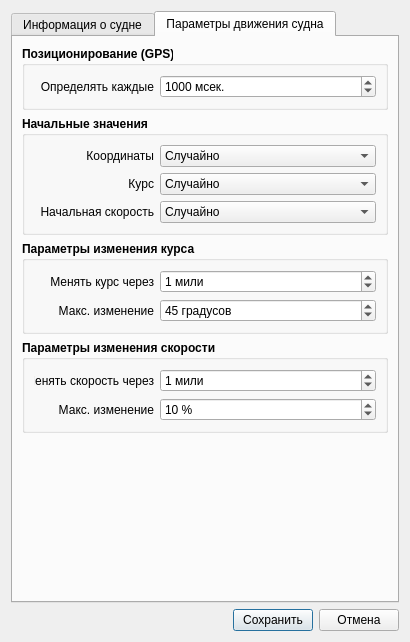
Before: the Qt Designer form Emulator/sv_vesseleditor.ui in breton75/R-Card, drawn with Qt 5.
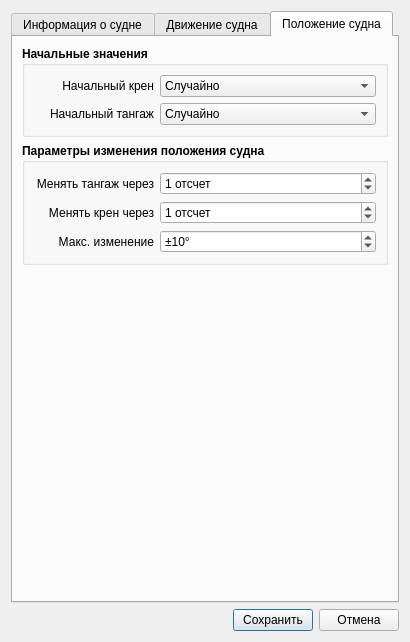
After: the same form once the commit is applied. The open tabs and pages were chosen to show the change.

```diff
--- a/Emulator/sv_vesseleditor.ui
+++ b/Emulator/sv_vesseleditor.ui
@@ -1067,9 +1067,9 @@
      </widget>
      <widget class="QWidget" name="tabMotionParams">
       <attribute name="title">
-       <string>Параметры движения судна</string>
+       <string>Движение судна</string>
       </attribute>
-      <layout class="QVBoxLayout" name="verticalLayout_4">
+      <layout class="QVBoxLayout" name="verticalLayout_11">
        <item>
         <widget class="QGroupBox" name="groupBox_8">
          <property name="font">
@@ -1105,7 +1105,7 @@
                </font>
               </property>
               <property name="text">
-               <string>Определять каждые</string>
+               <string>Отсчет каждые</string>
               </property>
               <property name="alignment">
                <set>Qt::AlignRight|Qt::AlignTrailing|Qt::AlignVCenter</set>
@@ -1287,7 +1287,7 @@
                </font>
               </property>
               <property name="text">
-               <string>Начальная скорость</string>
+               <string>Скорость</string>
               </property>
               <property name="alignment">
                <set>Qt::AlignRight|Qt::AlignTrailing|Qt::AlignVCenter</set>
@@ -1427,7 +1427,10 @@
                </font>
               </property>
               <property name="suffix">
-               <string> градусов</string>
+               <string>°</string>
+              </property>
+              <property name="prefix">
+               <string>±</string>
               </property>
               <property name="maximum">
                <number>359</number>
@@ -1546,6 +1549,9 @@
               <property name="suffix">
                <string> %</string>
               </property>
+              <property name="prefix">
+               <string>±</string>
+              </property>
               <property name="maximum">
                <number>359</number>
               </property>
@@ -1574,6 +1580,328 @@
        </item>
       </layout>
      </widget>
+     <widget class="QWidget" name="tab">
+      <attribute name="title">
+       <string>Положение судна</string>
+      </attribute>
+      <layout class="QVBoxLayout" name="verticalLayout_4">
+       <item>
+        <widget class="QGroupBox" name="groupBox_4">
+         <property name="font">
+          <font>
+           <weight>75</weight>
+           <bold>true</bold>
+          </font>
+         </property>
+         <property name="title">
+          <string>Начальные значения</string>
+         </property>
+         <layout class="QVBoxLayout" name="verticalLayout_12">
+          <item>
+           <layout class="QHBoxLayout" name="horizontalLayout_26">
+            <item>
+             <widget class="QLabel" name="label_19">
+              <property name="minimumSize">
+               <size>
+                <width>120</width>
+                <height>0</height>
+               </size>
+              </property>
+              <property name="maximumSize">
+               <size>
+                <width>60</width>
+                <height>16777215</height>
+               </size>
+              </property>
+              <property name="font">
+               <font>
+                <weight>50</weight>
+                <bold>false</bold>
+               </font>
+              </property>
+              <property name="text">
+               <string>Начальный крен</string>
+              </property>
+              <property name="alignment">
+               <set>Qt::AlignRight|Qt::AlignTrailing|Qt::AlignVCenter</set>
+              </property>
+             </widget>
+            </item>
+            <item>
+             <widget class="QComboBox" name="cbInitSpeed_5">
+              <property name="font">
+               <font>
+                <weight>50</weight>
+                <bold>false</bold>
+               </font>
+              </property>
+              <property name="currentIndex">
+               <number>0</number>
+              </property>
+              <property name="sizeAdjustPolicy">
+               <enum>QComboBox::AdjustToMinimumContentsLength</enum>
+              </property>
+              <item>
+               <property name="text">
+                <string>Случайно</string>
+               </property>
+              </item>
+              <item>
+               <property name="text">
+                <string>Брать последние</string>
+               </property>
+              </item>
+             </widget>
+            </item>
+           </layout>
+          </item>
+          <item>
+           <layout class="QHBoxLayout" name="horizontalLayout_27">
+            <item>
+             <widget class="QLabel" name="label_20">
+              <property name="minimumSize">
+               <size>
+                <width>120</width>
+                <height>0</height>
+               </size>
+              </property>
+              <property name="maximumSize">
+               <size>
+                <width>60</width>
+                <height>16777215</height>
+               </size>
+              </property>
+              <property name="font">
+               <font>
+                <weight>50</weight>
+                <bold>false</bold>
+               </font>
+              </property>
+              <property name="text">
+               <string>Начальный тангаж</string>
+              </property>
+              <property name="alignment">
+               <set>Qt::AlignRight|Qt::AlignTrailing|Qt::AlignVCenter</set>
+              </property>
+             </widget>
+            </item>
+            <item>
+             <widget class="QComboBox" name="cbInitSpeed_6">
+              <property name="font">
+               <font>
+                <weight>50</weight>
+                <bold>false</bold>
+               </font>
+              </property>
+              <property name="currentIndex">
+               <number>0</number>
+              </property>
+              <property name="sizeAdjustPolicy">
+               <enum>QComboBox::AdjustToMinimumContentsLength</enum>
+              </property>
+              <item>
+               <property name="text">
+                <string>Случайно</string>
+               </property>
+              </item>
+              <item>
+               <property name="text">
+                <string>Брать последние</string>
+               </property>
+              </item>
+             </widget>
+            </item>
+           </layout>
+          </item>
+         </layout>
+        </widget>
+       </item>
+       <item>
+        <widget class="QGroupBox" name="groupBox_9">
+         <property name="font">
+          <font>
+           <weight>75</weight>
+           <bold>true</bold>
+          </font>
+         </property>
+         <property name="title">
+          <string>Параметры изменения положения судна</string>
+         </property>
+         <layout class="QVBoxLayout" name="verticalLayout_13">
+          <item>
+           <layout class="QHBoxLayout" name="horizontalLayout_28">
+            <item>
+             <widget class="QLabel" name="label_21">
+              <property name="minimumSize">
+               <size>
+                <width>120</width>
+                <height>0</height>
+               </size>
+              </property>
+              <property name="maximumSize">
+               <size>
+                <width>60</width>
+                <height>16777215</height>
+               </size>
+              </property>
+              <property name="font">
+               <font>
+                <weight>50</weight>
+                <bold>false</bold>
+               </font>
+              </property>
+              <property name="text">
+               <string>Менять тангаж через</string>
+              </property>
+              <property name="alignment">
+               <set>Qt::AlignRight|Qt::AlignTrailing|Qt::AlignVCenter</set>
+              </property>
+             </widget>
+            </item>
+            <item>
+             <widget class="QSpinBox" name="spinSpeedChangeSegment_4">
+              <property name="font">
+               <font>
+                <weight>50</weight>
+                <bold>false</bold>
+               </font>
+              </property>
+              <property name="suffix">
+               <string> отсчет</string>
+              </property>
+              <property name="maximum">
+               <number>100000</number>
+              </property>
+              <property name="value">
+               <number>1</number>
+              </property>
+             </widget>
+            </item>
+           </layout>
+          </item>
+          <item>
+           <layout class="QHBoxLayout" name="horizontalLayout_29">
+            <item>
+             <widget class="QLabel" name="label_22">
+              <property name="minimumSize">
+               <size>
+                <width>120</width>
+                <height>0</height>
+               </size>
+              </property>
+              <property name="maximumSize">
+               <size>
+                <width>60</width>
+                <height>16777215</height>
+               </size>
+              </property>
+              <property name="font">
+               <font>
+                <weight>50</weight>
+                <bold>false</bold>
+               </font>
+              </property>
+              <property name="text">
+               <string>Менять крен через</string>
+              </property>
+              <property name="alignment">
+               <set>Qt::AlignRight|Qt::AlignTrailing|Qt::AlignVCenter</set>
+              </property>
+             </widget>
+            </item>
+            <item>
+             <widget class="QSpinBox" name="spinSpeedChangeSegment_5">
+              <property name="font">
+               <font>
+                <weight>50</weight>
+                <bold>false</bold>
+               </font>
+              </property>
+              <property name="suffix">
+               <string> отсчет</string>
+              </property>
+              <property name="maximum">
+               <number>100000</number>
+              </property>
+              <property name="value">
+               <number>1</number>
+              </property>
+             </widget>
+            </item>
+           </layout>
+          </item>
+          <item>
+           <layout class="QHBoxLayout" name="horizontalLayout_30">
+            <item>
+             <widget class="QLabel" name="label_23">
+              <property name="minimumSize">
+               <size>
+                <width>120</width>
+                <height>0</height>
+               </size>
+              </property>
+              <property name="maximumSize">
+               <size>
+                <width>60</width>
+                <height>16777215</height>
+               </size>
+              </property>
+              <property name="font">
+               <font>
+                <weight>50</weight>
+                <bold>false</bold>
+               </font>
+              </property>
+              <property name="text">
+               <string>Макс. изменение</string>
+              </property>
+              <property name="alignment">
+               <set>Qt::AlignRight|Qt::AlignTrailing|Qt::AlignVCenter</set>
+              </property>
+             </widget>
+            </item>
+            <item>
+             <widget class="QSpinBox" name="spinSpeedChangeRatio_3">
+              <property name="font">
+               <font>
+                <weight>50</weight>
+                <bold>false</bold>
+               </font>
+              </property>
+              <property name="suffix">
+               <string>°</string>
+              </property>
+              <property name="prefix">
+               <string>±</string>
+              </property>
+              <property name="maximum">
+               <number>359</number>
+              </property>
+              <property name="value">
+               <number>10</number>
+              </property>
+             </widget>
+            </item>
+           </layout>
+          </item>
+         </layout>
+        </widget>
+       </item>
+       <item>
+        <spacer name="verticalSpacer_2">
+         <property name="orientation">
+          <enum>Qt::Vertical</enum>
+         </property>
+         <property name="sizeHint" stdset="0">
+          <size>
+           <width>20</width>
+           <height>305</height>
+          </size>
+         </property>
+        </spacer>
+       </item>
+      </layout>
+     </widget>
     </widget>
    </item>
    <item>
```
Left out of the diff: 66 changed lines with no effect on the pictures.
